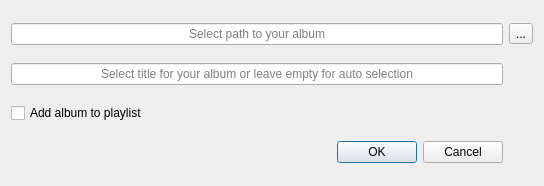
Old version of the form dialogaddalbum.ui in the repository CermakM/MediaPlayer.
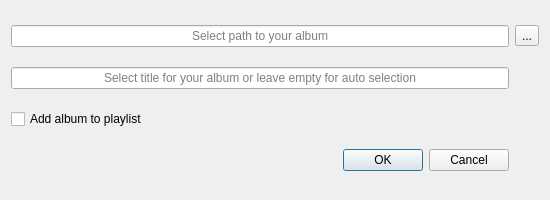
New version of the form.

The edit to the form file:
```diff
--- a/dialogaddalbum.ui
+++ b/dialogaddalbum.ui
@@ -6,8 +6,8 @@
    <rect>
     <x>0</x>
     <y>0</y>
-    <width>544</width>
-    <height>186</height>
+    <width>550</width>
+    <height>200</height>
    </rect>
   </property>
   <property name="windowTitle">
```
